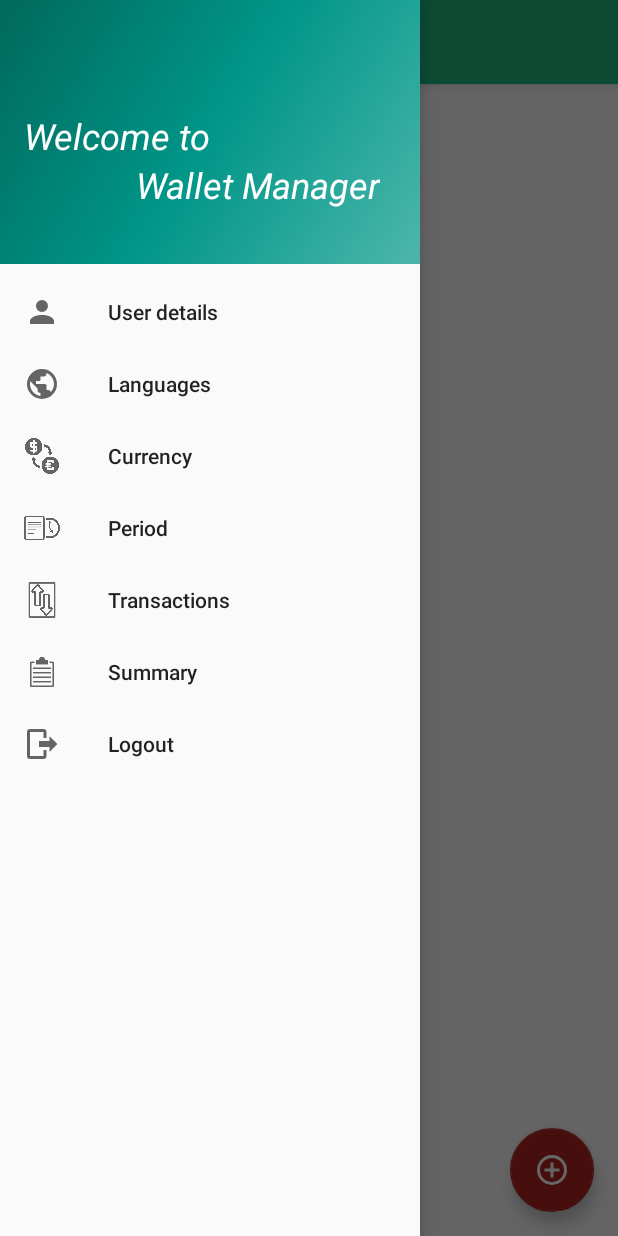
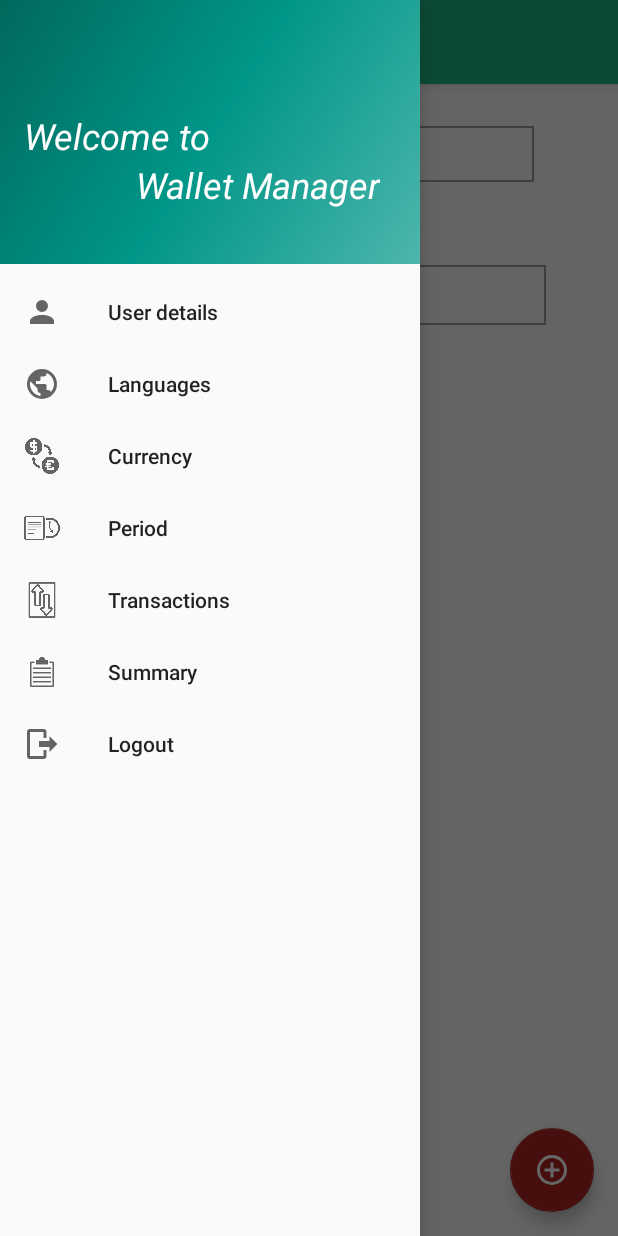
Before and after one commit to hunorarnold/WalletManager, an Android app: the MainActivity screen opened directly, with no data from a screen before it, with the side drawer open, on a phone screen of 412 x 824 dp. Run offline under Robolectric (Android 15) with nearby library versions, the phone set to English and light mode, and no system bars; our stand-ins replace Firebase (no records; nobody signed in at launch, a user with empty details on screens opened directly); libraries missing offline, so code that uses them is left out: com.github.mikephil.charting.

```diff
--- a/app/build.gradle
+++ b/app/build.gradle
@@ -35,6 +35,7 @@ dependencies {
     androidTestImplementation 'com.android.support.test.espresso:espresso-core:3.0.2'
     implementation 'com.google.firebase:firebase-core:16.0.6'
     implementation 'com.google.firebase:firebase-auth:16.0.5'
+    implementation 'com.google.firebase:firebase-database:16.0.5'
 
 }
 
--- a/app/src/main/java/com/example/huni/walletmanager/MainActivity.java
+++ b/app/src/main/java/com/example/huni/walletmanager/MainActivity.java
@@ -18,6 +18,7 @@ import android.view.Menu;
 import android.view.MenuItem;
 import android.view.View;
 import android.widget.Button;
+import android.widget.EditText;
 import android.widget.TextView;
 import android.widget.Toast;
 
@@ -34,6 +35,8 @@ import com.github.mikephil.charting.listener.OnChartValueSelectedListener;
 import com.google.firebase.auth.FirebaseAuth;
 import com.google.firebase.auth.FirebaseUser;
 import com.example.huni.walletmanager.NavigationDrawerActivities.transactionActivity;
+import com.google.firebase.database.DatabaseReference;
+import com.google.firebase.database.FirebaseDatabase;
 
 import java.util.ArrayList;
 
@@ -53,6 +56,11 @@ public class MainActivity extends AppCompatActivity
     private String[] xData = {"General", "Housing", "Finance", "Transport", "Drinks", "Food", "Entertainment"};
     PieChart pieChart;
 
+    //realtime database
+    private DatabaseReference databaseReference;
+    private EditText editTextGeneral, editTextHousing;
+    private Button addButton;
+
     @Override
     protected void onCreate(Bundle savedInstanceState) {
         super.onCreate(savedInstanceState);
@@ -60,6 +68,12 @@ public class MainActivity extends AppCompatActivity
 
         //firebase initializing
         firebaseAuth = FirebaseAuth.getInstance();
+
+        databaseReference = FirebaseDatabase.getInstance().getReference();
+
+        editTextGeneral = (EditText)findViewById(R.id.email_editText) ;
+        editTextHousing = (EditText)findViewById(R.id.email2_editText);
+        addButton = (Button)findViewById(R.id.button3);
 
         //a floatingactionbutton osszecsatolon a koddal hogy lehesen ra tenni onclick listenert
 
@@ -135,53 +149,11 @@ public class MainActivity extends AppCompatActivity
         navigationView.setNavigationItemSelectedListener(this);
 
 
+    }
 
-        Log.d(TAG, "onCreate: starting to create chart");
+    private void addMoney(){
 
 
-        pieChart = findViewById(R.id.idPieChart);
-
-        pieChart.setDescription(null);
-        pieChart.setUsePercentValues(true);
-        pieChart.setRotationEnabled(true);
-        pieChart.setHoleRadius(15f);
-        pieChart.setTransparentCircleAlpha(0);
-        pieChart.setCenterText("Monthly expenses");
-        pieChart.setCenterTextSize(10);
-        pieChart.setDrawEntryLabels(true);
-
-
-        addDataSet();
-
-        pieChart.setOnChartValueSelectedListener(new OnChartValueSelectedListener() {
-            @Override
-            public void onValueSelected(Entry e, Highlight h) {
-
-                Log.d(TAG, "onValueSelected: Value select from chart.");
-                Log.d(TAG, "onValueSelected: " + e.toString());
-                Log.d(TAG, "onValueSelected: " + h.toString());
-
-                int positionOne = e.toString().indexOf("y: ");
-                String money = e.toString().substring(positionOne + 3);
-
-                for(int i = 0; i < yData.length; i++){
-
-                    if(yData[i] == Float.parseFloat(money)){
-
-                        positionOne = i;
-                        break;
-                    }
-                }
-
-                String spending = xData[positionOne];
-                Toast.makeText(MainActivity.this, spending + ": " + money + "$", Toast.LENGTH_LONG).show();
-            }
-
-            @Override
-            public void onNothingSelected() {
-
-            }
-        });
     }
 
     @Override
@@ -253,52 +225,5 @@ public class MainActivity extends AppCompatActivity
         return true;
     }
 
-    private void addDataSet(){
-
-        Log.d(TAG, "addDataSet started");
-        ArrayList<PieEntry> yEntrys = new ArrayList<>();
-        ArrayList<String> xEntrys = new ArrayList<>();
-
-        for(int i = 0; i < yData.length; i++){
-
-            yEntrys.add(new PieEntry(yData[i], i));
-        }
-
-        for(int i = 0; i < xData.length; i++){
-
-            xEntrys.add(xData[i]);
-        }
-
-        //create data set
-        PieDataSet pieDataSet = new PieDataSet(yEntrys, "What are you spending?");
-        //pieDataSet.setSliceSpace(2);
-        pieDataSet.setValueTextSize(12);
-
-        //add colors to datasel
-        ArrayList<Integer> colors = new ArrayList<>();
-        colors.add(Color.rgb(255, 141, 51  ));
-        colors.add(Color.rgb(213, 159, 152   ));
-        colors.add(Color.rgb(13, 144, 179  ));
-        colors.add(Color.rgb(83, 13, 179  ));
-        colors.add(Color.rgb(179, 57, 46  ));
-        colors.add(Color.rgb(146, 179, 13  ));
-        colors.add(Color.rgb(179, 116, 13  ));
-
-        pieDataSet.setColors(colors);
-
-        //add legend to chart
-
-        Legend legend = pieChart.getLegend();
-        legend.setForm(Legend.LegendForm.CIRCLE);
-        legend.setPosition(Legend.LegendPosition.LEFT_OF_CHART);
-
-        //create pie data object
-
-        PieData pieData = new PieData(pieDataSet);
-        pieChart.setData(pieData);
-        pieChart.invalidate();
-
-
-    }
 
 }
```
Also changed, not shown: app/src/main/java/com/example/huni/walletmanager/costs.java (added, +15 -0 lines), app/src/main/res/layout/content_main.xml (+54 -4 lines).
